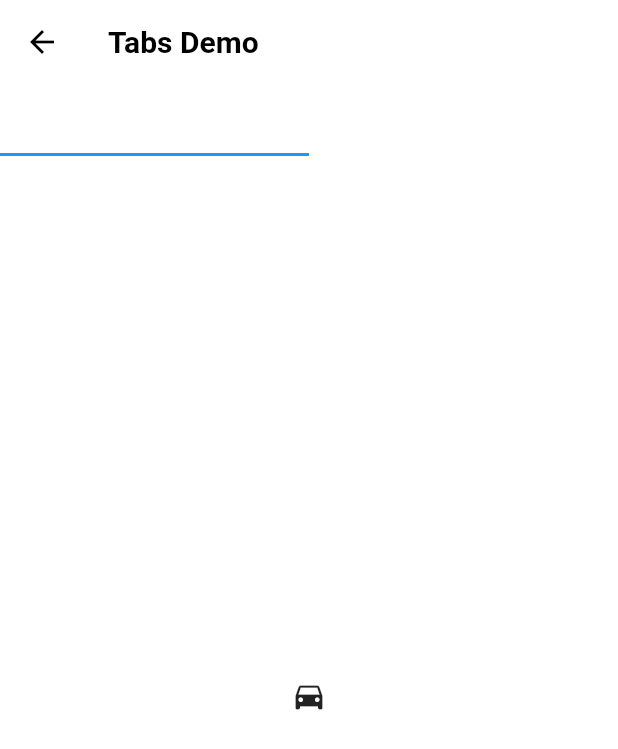
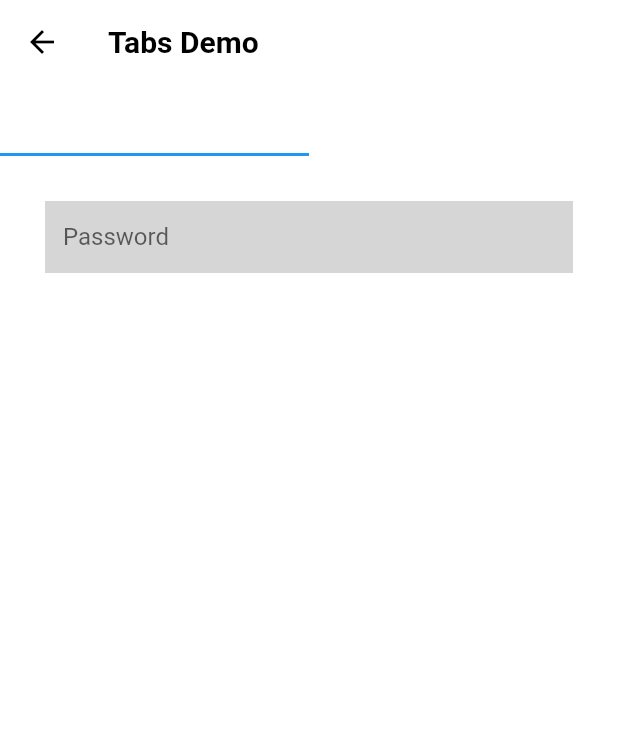
Before and after one commit to Android-Builds/Password-Manager, a Flutter app: the HomePage screen opened directly, on a phone screen of 412 x 824 dp. Shown: the top 749 px of the screen. Run offline on Flutter 3.47's test engine with Material 2 defaults, Android fonts, the phone set to English and light mode, and no system bars; our stand-ins replace local_auth.

Commit message:
Add Password Storage Page

```diff
--- a/lib/homepage.dart
+++ b/lib/homepage.dart
@@ -1,4 +1,5 @@
 import 'package:PassManager/generatepass.dart';
+import 'package:PassManager/storepage.dart';
 import 'package:flutter/material.dart';
 
 class HomePage extends StatefulWidget {
@@ -25,7 +26,7 @@ class _HomePageState extends State<HomePage> {
         ),
         body: TabBarView(
           children: [
-            Icon(Icons.directions_car),
+            StoragePage(),
             PassGenerator(),
           ],
         ),
--- /dev/null
+++ b/lib/storepage.dart
@@ -0,0 +1,32 @@
+import 'package:PassManager/utils/constants.dart';
+import 'package:flutter/material.dart';
+
+class StoragePage extends StatefulWidget {
+  @override
+  _StoragePageState createState() => _StoragePageState();
+}
+
+class _StoragePageState extends State<StoragePage> {
+  TextEditingController _controller = new TextEditingController();
+  @override
+  Widget build(BuildContext context) {
+    return Column(
+      children: [
+        Container(
+          padding: EdgeInsets.symmetric(horizontal: 30.0, vertical: 30.0),
+          child: TextField(
+            controller: _controller,
+            readOnly: true,
+            maxLines: 1,
+            decoration: InputDecoration(
+              border: InputBorder.none,
+              hintText: 'Password',
+              fillColor: darkmode ? Colors.grey[800] : Colors.grey[350],
+              filled: true,
+            ),
+          ),
+        ),
+      ],
+    );
+  }
+}
```
